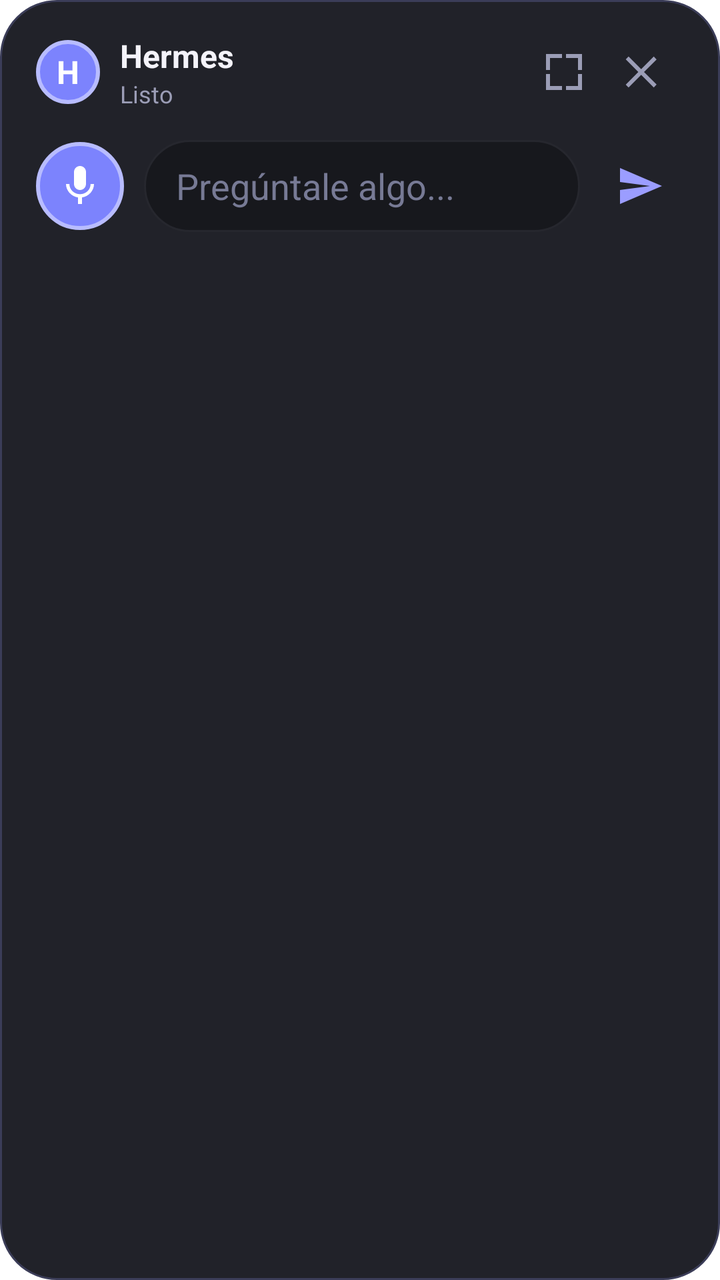
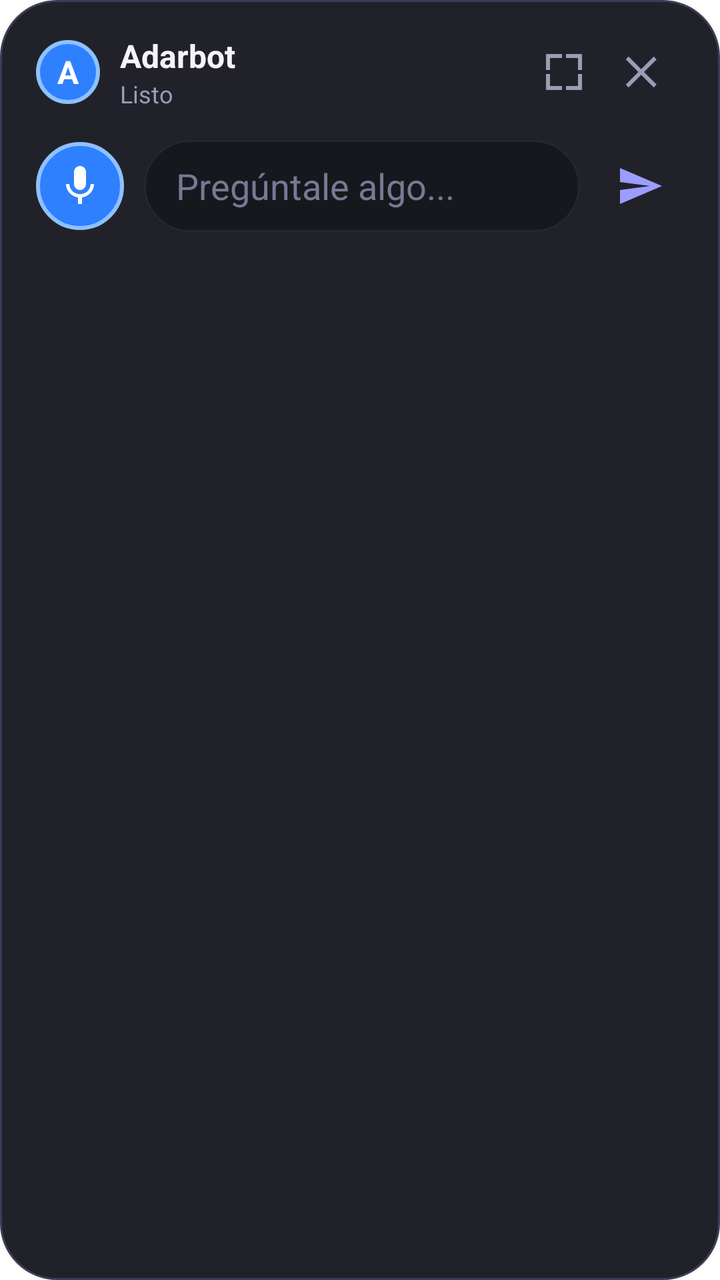

Two renders of the same Android screen: before a commit and after it. Below are the layout's source before the change and the commit's diff.
<!-- AndroidManifest.xml: activity theme Theme.NemotronVoiceIME.Transparent -->
<!-- res/layout/activity_assist.xml -->
<?xml version="1.0" encoding="utf-8"?>
<LinearLayout xmlns:android="http://schemas.android.com/apk/res/android"
    android:layout_width="match_parent" android:layout_height="wrap_content"
    android:layout_gravity="bottom" android:orientation="vertical"
    android:background="@drawable/bg_assist_panel" android:elevation="24dp">
    <LinearLayout android:layout_width="match_parent" android:layout_height="wrap_content" android:gravity="center_vertical">
        <TextView android:layout_width="32dp" android:layout_height="32dp" android:gravity="center" android:text="H" android:textColor="#FFFFFF" android:textStyle="bold" android:textSize="16sp" android:background="@drawable/bg_assist_orb" />
        <LinearLayout android:layout_width="0dp" android:layout_height="wrap_content" android:layout_weight="1" android:orientation="vertical" android:layout_marginLeft="10dp">
            <TextView android:layout_width="wrap_content" android:layout_height="wrap_content" android:text="Hermes" android:textColor="#F4F3FA" android:textStyle="bold" android:textSize="16sp" />
            <TextView android:id="@+id/assistStatus" android:layout_width="wrap_content" android:layout_height="wrap_content" android:text="Listo" android:textColor="#9B9DB6" android:textSize="12sp" />
        </LinearLayout>
        <ImageButton android:id="@+id/assistExpand" android:layout_width="40dp" android:layout_height="40dp" android:background="@android:color/transparent" android:src="@drawable/ic_expand" android:tint="#9B9DB6" android:contentDescription="Abrir chat completo" />
        <ImageButton android:id="@+id/assistClose" android:layout_width="40dp" android:layout_height="40dp" android:background="@android:color/transparent" android:src="@drawable/ic_close" android:tint="#9B9DB6" android:contentDescription="Cerrar" />
    </LinearLayout>
    <LinearLayout android:layout_width="match_parent" android:layout_height="wrap_content" android:layout_marginTop="14dp" android:gravity="center_vertical">
        <ImageButton android:id="@+id/assistMic" android:layout_width="44dp" android:layout_height="44dp" android:background="@drawable/bg_assist_orb" android:src="@drawable/ic_mic" android:tint="#FFFFFF" android:padding="10dp" android:contentDescription="Hablar con Hermes" />
        <EditText android:id="@+id/assistInput" android:layout_width="0dp" android:layout_height="46dp" android:layout_weight="1" android:layout_marginLeft="10dp" android:layout_marginRight="8dp" android:background="@drawable/bg_input" android:hint="Pregúntale algo..." android:singleLine="true" android:imeOptions="actionSend" android:paddingLeft="16dp" android:paddingRight="16dp" android:textColor="#F4F3FA" android:textColorHint="#777A95" />
        <ImageButton android:id="@+id/assistSend" android:layout_width="44dp" android:layout_height="44dp" android:background="@android:color/transparent" android:src="@drawable/ic_send" android:tint="#9B9DFF" android:padding="10dp" android:contentDescription="Enviar" />
    </LinearLayout>
</LinearLayout>
<!-- resources referenced by this layout -->
<resources>
  <!-- drawable bg_assist_orb (drawable) -->
  <shape xmlns:android="http://schemas.android.com/apk/res/android" android:shape="oval">
      <solid android:color="#7C83FD" />
      <stroke android:width="2dp" android:color="#B8BCFF" />
  </shape>
  <!-- drawable bg_assist_panel (drawable) -->
  <shape xmlns:android="http://schemas.android.com/apk/res/android" android:shape="rectangle">
      <solid android:color="#F014151C" />
      <stroke android:width="1dp" android:color="#3B3D58" />
      <corners android:radius="28dp" />
      <padding android:left="18dp" android:top="16dp" android:right="18dp" android:bottom="16dp" />
  </shape>
  <!-- drawable bg_input (drawable) -->
  <shape xmlns:android="http://schemas.android.com/apk/res/android"
      android:shape="rectangle">
      <solid android:color="#17181D" />
      <stroke android:width="1dp" android:color="#26272E" />
      <corners android:radius="28dp" />
  </shape>
  <!-- drawable ic_close (drawable) -->
  <vector xmlns:android="http://schemas.android.com/apk/res/android" android:width="24dp" android:height="24dp" android:viewportWidth="24" android:viewportHeight="24">
      <path android:fillColor="#FFFFFFFF" android:pathData="M18.3,5.71L12,12l6.3,6.29 -1.41,1.42L10.59,13.41 4.29,19.71 2.88,18.3 9.17,12 2.88,5.7 4.29,4.29 10.59,10.59 16.89,4.29z" />
  </vector>
  <!-- drawable ic_expand (drawable) -->
  <vector xmlns:android="http://schemas.android.com/apk/res/android" android:width="24dp" android:height="24dp" android:viewportWidth="24" android:viewportHeight="24">
      <path android:fillColor="#FFFFFFFF" android:pathData="M5,5h6V3H3v8h2V5zM13,3v2h6v6h2V3h-8zM19,19h-6v2h8v-8h-2v6zM5,13H3v8h8v-2H5v-6z" />
  </vector>
  <!-- drawable ic_mic (drawable) -->
  <vector xmlns:android="http://schemas.android.com/apk/res/android"
      android:width="24dp"
      android:height="24dp"
      android:viewportWidth="24"
      android:viewportHeight="24">
      <path
          android:fillColor="#FFFFFFFF"
          android:pathData="M12,14c1.66,0 2.99,-1.34 2.99,-3L15,5c0,-1.66 -1.34,-3 -3,-3S9,3.34 9,5v6c0,1.66 1.34,3 3,3zM17.3,11c0,3 -2.54,5.1 -5.3,5.1S6.7,14 6.7,11L5,11c0,3.41 2.72,6.23 6,6.72L11,21h2v-3.28c3.28,-0.48 6,-3.3 6,-6.72h-1.7z" />
  </vector>
  <!-- drawable ic_send (drawable) -->
  <vector xmlns:android="http://schemas.android.com/apk/res/android"
      android:width="24dp"
      android:height="24dp"
      android:viewportWidth="24"
      android:viewportHeight="24">
      <path
          android:fillColor="#FFFFFFFF"
          android:pathData="M2.01,21L23,12 2.01,3 2,10l15,2 -15,2z" />
  </vector>
  <style name="Theme.NemotronVoiceIME.Transparent" parent="@android:style/Theme.Translucent.NoTitleBar">
          <item name="android:windowBackground">@android:color/transparent</item>
          <item name="android:windowIsTranslucent">true</item>
          <item name="android:windowAnimationStyle">@null</item>
          <item name="android:windowNoTitle">true</item>
          <item name="android:windowContentOverlay">@null</item>
      </style>
</resources>

<!-- the commit's change to res/layout/activity_assist.xml (unified diff, before → after) -->
@@ -4,16 +4,16 @@
     android:layout_gravity="bottom" android:orientation="vertical"
     android:background="@drawable/bg_assist_panel" android:elevation="24dp">
     <LinearLayout android:layout_width="match_parent" android:layout_height="wrap_content" android:gravity="center_vertical">
-        <TextView android:layout_width="32dp" android:layout_height="32dp" android:gravity="center" android:text="H" android:textColor="#FFFFFF" android:textStyle="bold" android:textSize="16sp" android:background="@drawable/bg_assist_orb" />
+        <TextView android:layout_width="32dp" android:layout_height="32dp" android:gravity="center" android:text="A" android:textColor="#FFFFFF" android:textStyle="bold" android:textSize="16sp" android:background="@drawable/bg_assist_orb" />
         <LinearLayout android:layout_width="0dp" android:layout_height="wrap_content" android:layout_weight="1" android:orientation="vertical" android:layout_marginLeft="10dp">
-            <TextView android:layout_width="wrap_content" android:layout_height="wrap_content" android:text="Hermes" android:textColor="#F4F3FA" android:textStyle="bold" android:textSize="16sp" />
+        <TextView android:layout_width="wrap_content" android:layout_height="wrap_content" android:text="Adarbot" android:textColor="#F4F3FA" android:textStyle="bold" android:textSize="16sp" />
             <TextView android:id="@+id/assistStatus" android:layout_width="wrap_content" android:layout_height="wrap_content" android:text="Listo" android:textColor="#9B9DB6" android:textSize="12sp" />
         </LinearLayout>
         <ImageButton android:id="@+id/assistExpand" android:layout_width="40dp" android:layout_height="40dp" android:background="@android:color/transparent" android:src="@drawable/ic_expand" android:tint="#9B9DB6" android:contentDescription="Abrir chat completo" />
         <ImageButton android:id="@+id/assistClose" android:layout_width="40dp" android:layout_height="40dp" android:background="@android:color/transparent" android:src="@drawable/ic_close" android:tint="#9B9DB6" android:contentDescription="Cerrar" />
     </LinearLayout>
     <LinearLayout android:layout_width="match_parent" android:layout_height="wrap_content" android:layout_marginTop="14dp" android:gravity="center_vertical">
-        <ImageButton android:id="@+id/assistMic" android:layout_width="44dp" android:layout_height="44dp" android:background="@drawable/bg_assist_orb" android:src="@drawable/ic_mic" android:tint="#FFFFFF" android:padding="10dp" android:contentDescription="Hablar con Hermes" />
+        <ImageButton android:id="@+id/assistMic" android:layout_width="44dp" android:layout_height="44dp" android:background="@drawable/bg_assist_orb" android:src="@drawable/ic_mic" android:tint="#FFFFFF" android:padding="10dp" android:contentDescription="Hablar con Adarbot" />
         <EditText android:id="@+id/assistInput" android:layout_width="0dp" android:layout_height="46dp" android:layout_weight="1" android:layout_marginLeft="10dp" android:layout_marginRight="8dp" android:background="@drawable/bg_input" android:hint="Pregúntale algo..." android:singleLine="true" android:imeOptions="actionSend" android:paddingLeft="16dp" android:paddingRight="16dp" android:textColor="#F4F3FA" android:textColorHint="#777A95" />
         <ImageButton android:id="@+id/assistSend" android:layout_width="44dp" android:layout_height="44dp" android:background="@android:color/transparent" android:src="@drawable/ic_send" android:tint="#9B9DFF" android:padding="10dp" android:contentDescription="Enviar" />
     </LinearLayout>
<!-- resource entries referenced after the edit -->
@@ -2,8 +2,8 @@
 <resources>
   <!-- drawable bg_assist_orb (drawable) -->
   <shape xmlns:android="http://schemas.android.com/apk/res/android" android:shape="oval">
-      <solid android:color="#7C83FD" />
-      <stroke android:width="2dp" android:color="#B8BCFF" />
+      <solid android:color="#2F80FF" />
+      <stroke android:width="2dp" android:color="#8FC1FF" />
   </shape>
   <!-- drawable bg_assist_panel (drawable) -->
   <shape xmlns:android="http://schemas.android.com/apk/res/android" android:shape="rectangle">
